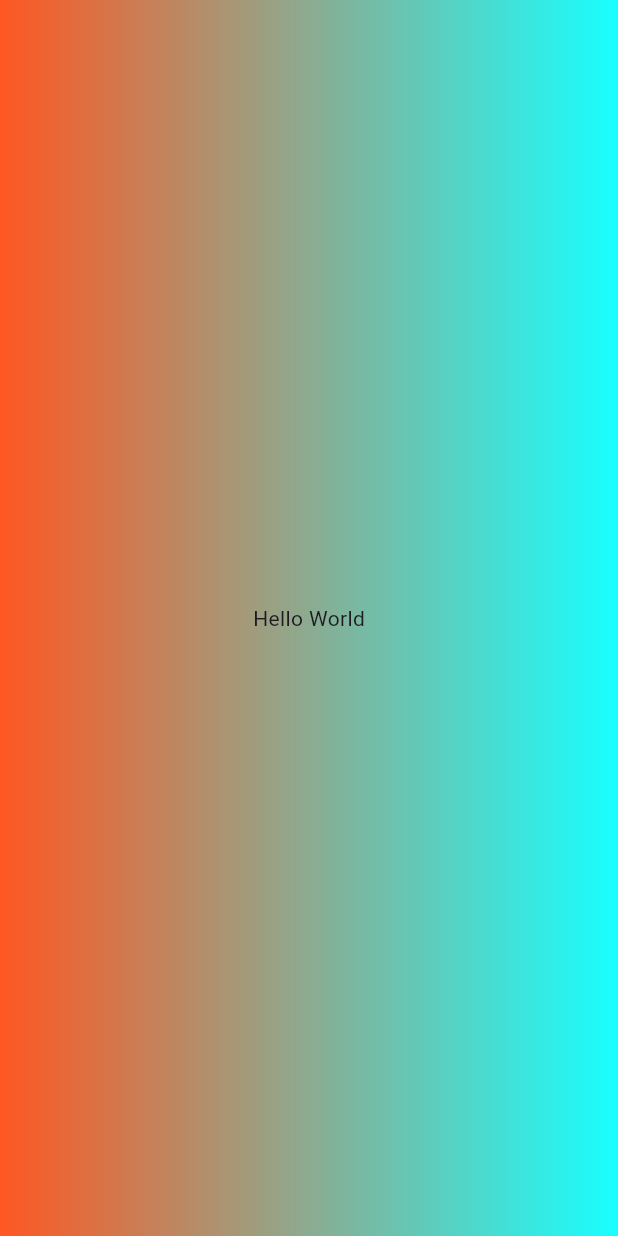
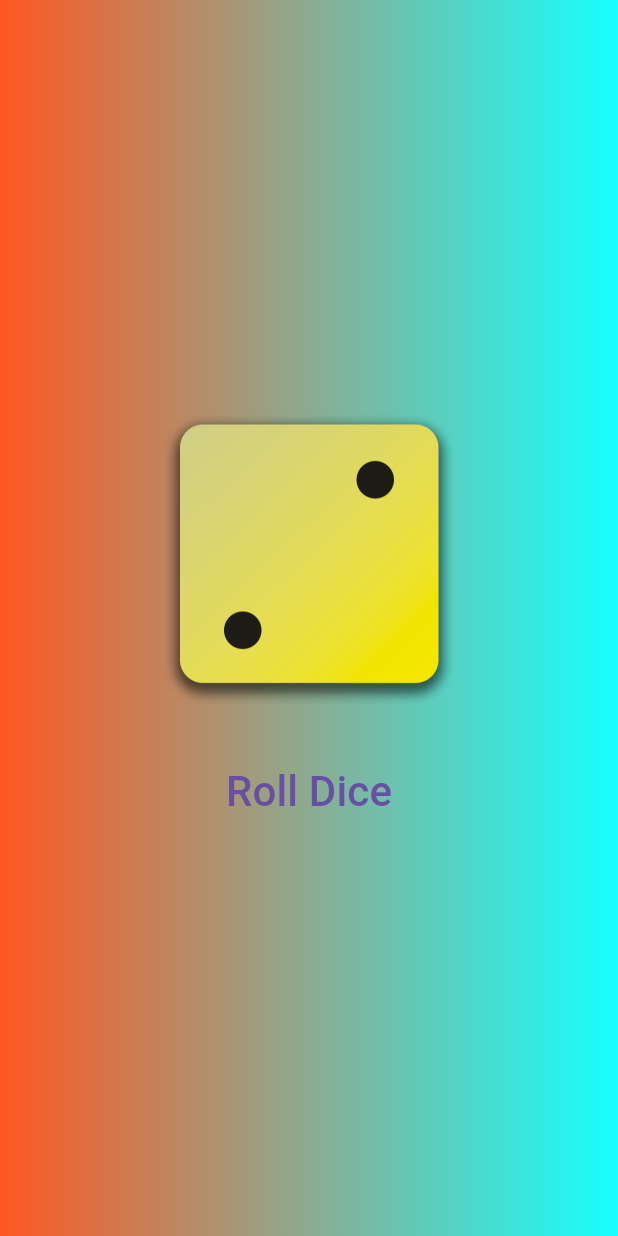
Before and after one commit to Drewz01/CSIT284-Templado, a Flutter app: the screen it shows after launch, on a phone screen of 412 x 824 dp. Run offline on Flutter 3.47's test engine with Material 3 defaults, Android fonts, the phone set to English and light mode, and no system bars.

Commit message:
Add image

```diff
--- /dev/null
+++ b/lab_act_2/lab_act_2/lib/dice_roller.dart
@@ -0,0 +1,35 @@
+import 'dart:math';
+import 'package:flutter/material.dart';
+class DiceRoller extends StatefulWidget {
+  const DiceRoller({super.key});
+  @override
+  State<DiceRoller> createState() {
+    return _DiceRollerState();
+  }
+}
+
+class _DiceRollerState extends State<DiceRoller> {
+  final randomizer = Random();
+  var currentDiceImage = 'assets/dice-images/dice-2.png';
+  void rollDice() {
+    setState(() {
+      var num = randomizer.nextInt(6) + 1;
+      currentDiceImage = 'assets/dice-images/dice-$num.png';
+    });
+
+}
+@override
+  Widget build(context) {
+    return Column(
+      mainAxisSize: MainAxisSize.min,
+      children: [
+        Image.asset(width: 200, currentDiceImage),
+        SizedBox(height: 30),
+        TextButton(
+          onPressed: rollDice,
+          child: Text(style: TextStyle(fontSize: 28), "Roll Dice"),
+        ),
+      ],
+    );
+  }
+}
--- a/lab_act_2/lab_act_2/lib/main.dart
+++ b/lab_act_2/lab_act_2/lib/main.dart
@@ -1,4 +1,5 @@
 import 'package:flutter/material.dart';
+import 'package:lab_act_2/dice_roller.dart';
 
 void main() {
   runApp(
@@ -6,13 +7,14 @@
       home: Scaffold(
         body: Container(
           decoration: BoxDecoration(
-            gradient: LinearGradient(colors:[
-            Colors.deepOrange,
-            Colors.cyanAccent
-  ]  )
+            gradient: LinearGradient(
+              colors: [Colors.deepOrange, Colors.cyanAccent],
+            ),
           ),
-        child: Center(
-        child: Text("Hello World"))),
+          child: Center(
+            child: DiceRoller()
+          ),
+        ),
       ),
     ),
   );
```
Also changed, not shown: lab_act_2/lab_act_2/pubspec.yaml (+7 -1 lines), lab_act_2/lab_act_2/assets/dice-images/dice-1.png (added), lab_act_2/lab_act_2/assets/dice-images/dice-2.png (added), lab_act_2/lab_act_2/assets/dice-images/dice-3.png (added), lab_act_2/lab_act_2/assets/dice-images/dice-4.png (added), lab_act_2/lab_act_2/assets/dice-images/dice-5.png (added), lab_act_2/lab_act_2/assets/dice-images/dice-6.png (added).
